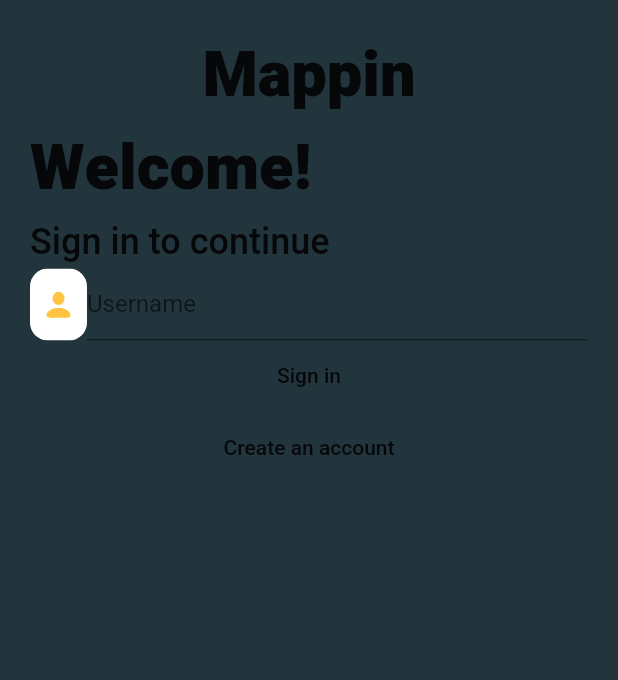
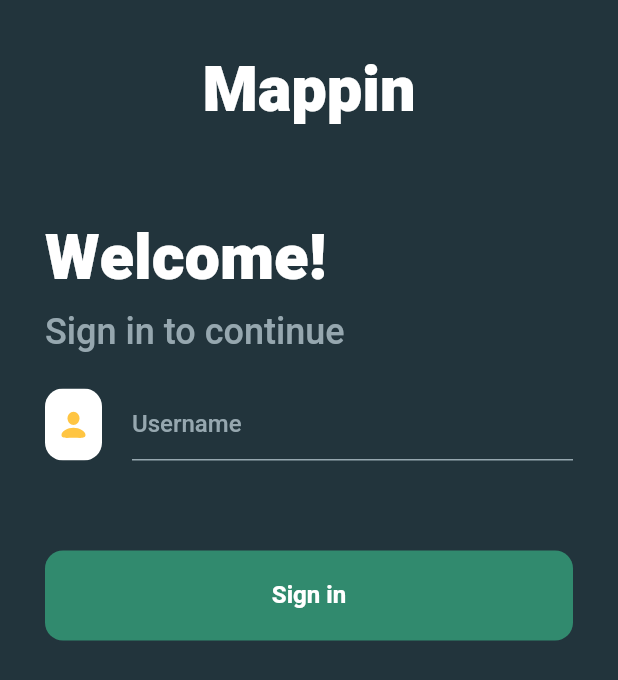
Before and after one commit to Makrah/mf-flutflut, a Flutter app: the screen it shows after launch, on a phone screen of 412 x 824 dp. Shown: the top 680 px of the screen. Run offline on Flutter 3.47's test engine with Material 2 defaults, Android fonts, the phone set to English and light mode, and no system bars; our stand-ins replace dio, flutter_svg, geolocator, get_it, rxdart, shared_preferences; missing offline and left inert: edge_alert; generated files the repository leaves out were written again.

Commit message:
Add platForms widgets

```diff
--- a/lib/main.dart
+++ b/lib/main.dart
@@ -1,7 +1,11 @@
+import 'dart:io';
+
 import 'package:dio/dio.dart';
+import 'package:flutter/cupertino.dart';
 import 'package:flutter/material.dart';
 import 'package:get_it/get_it.dart';
 import 'package:mappin/src/pages/LoginScreen.dart';
+import 'package:mappin/src/values/themeiOS.dart';
 import 'package:rxdart/subjects.dart';
 import 'package:mappin/FirstScreen.dart';
 import 'package:mappin/SecondScreen.dart';
@@ -10,10 +14,10 @@ import 'package:mappin/src/api/Dto/LoginDto.dart';
 import 'package:mappin/src/pages/SplashScreen.dart';
 import 'package:mappin/src/services/LocalStorageService.dart';
 import 'package:mappin/src/values/enums.dart';
-import 'package:mappin/src/values/theme.dart';
+import 'package:mappin/src/values/themeAndroid.dart';
 
-import 'src/values/theme.dart';
-import 'src/values/theme.dart';
+import 'src/values/themeAndroid.dart';
+import 'src/values/themeAndroid.dart';
 
 class Counter {
   final ApiService apiService = ApiService();
@@ -65,19 +69,29 @@ class MyApp extends StatelessWidget {
   // This widget is the root of your application.
   @override
   Widget build(BuildContext context) {
+    final routes = {
+      "/": (context) => SplashScreen(),
+      "/login": (context) => LoginScreen(),
+      "/first": (context) => FirstScreen(),
+      "/second": (context) => SecondScreen(),
+      // Todo continuer ici
+    };
+    final initialRoute = "/";
+    final title = "Flutter Demo";
+    if (Platform.isIOS) {
+      return CupertinoApp(
+        routes: routes,
+        initialRoute: initialRoute,
+        title: title,
+        theme: themeiOS,
+      );
+    }
     return MaterialApp(
-      title: 'Flutter Demo',
-      initialRoute: "/",
-      routes: {
-        "/": (context) => SplashScreen(),
-        "/login": (context) => LoginScreen(),
-        "/first": (context) => FirstScreen(),
-        "/second": (context) => SecondScreen(),
-        // Todo continuer ici
-      },
+      title: title,
+      initialRoute: initialRoute,
+      routes: routes,
       theme: theme,
       darkTheme: themeDark,
-      // home: MyHomePage(title: 'Flutter Demo Home Page'),
     );
   }
 }
--- a/lib/src/pages/LoginScreen.dart
+++ b/lib/src/pages/LoginScreen.dart
@@ -1,6 +1,13 @@
-import 'package:flutter/material.dart';
+import 'dart:ui';
+
+import 'package:flutter/cupertino.dart';
 import 'package:flutter/scheduler.dart';
 import 'package:flutter_svg/flutter_svg.dart';
+import 'package:mappin/src/values/colors.dart' as colors;
+import 'package:mappin/src/values/font.dart' as fonts;
+import 'package:mappin/src/widgets/platforms/PlatformButton.dart';
+import 'package:mappin/src/widgets/platforms/PlatformScaffold.dart';
+import 'package:mappin/src/widgets/platforms/PlatformTextField.dart';
 
 class LoginScreen extends StatefulWidget {
   LoginScreen({Key key}) : super(key: key);
@@ -10,6 +17,8 @@ class LoginScreen extends StatefulWidget {
 }
 
 class _LoginScreenState extends State<LoginScreen> {
+  final _controllerUsername = TextEditingController();
+
   @override
   void initState() {
     super.initState();
@@ -27,10 +36,10 @@ class _LoginScreenState extends State<LoginScreen> {
 
   @override
   Widget build(BuildContext context) {
-    return Scaffold(
+    return PlatformScaffold(
       body: SafeArea(
         child: Container(
-          margin: EdgeInsets.all(20),
+          margin: EdgeInsets.all(30),
           child: Column(
             mainAxisSize: MainAxisSize.max,
             crossAxisAlignment: CrossAxisAlignment.start,
@@ -39,61 +48,94 @@ class _LoginScreenState extends State<LoginScreen> {
                 child: Text(
                   "Mappin",
                   style: TextStyle(
-                      fontFamily: "Heebo",
-                      fontWeight: FontWeight.w900,
-                      fontSize: 42),
+                    fontFamily: fonts.primaryFF,
+                    color: colors.labelColor,
+                    fontWeight: fonts.black,
+                    fontSize: 42,
                   ),
                 ),
-              Text(
+              ),
+              Container(
+                margin: EdgeInsets.only(top: 50),
+                child: Text(
                   "Welcome!",
                   style: TextStyle(
-                    fontFamily: "Heebo",
-                    fontWeight: FontWeight.w900,
-                    fontSize: 42),
+                    fontFamily: fonts.primaryFF,
+                    color: colors.labelColor,
+                    fontWeight: fonts.black,
+                    fontSize: 42,
+                  ),
+                ),
               ),
               Text(
                 "Sign in to continue",
                 style: TextStyle(
-                    fontFamily: "Heebo",
-                    fontWeight: FontWeight.w500,
-                    fontSize: 24),
+                  fontFamily: fonts.primaryFF,
+                  color: colors.smoothLabelColor,
+                  fontWeight: fonts.medium,
+                  fontSize: 24,
                 ),
-              Row(
+              ),
+              Column(
                 children: [
-                  SvgPicture.asset("assets/images/tf_username.svg",
-                      semanticsLabel: 'Acme Logo'),
+                  Container(
+                    margin: EdgeInsets.symmetric(vertical: 20),
+                    child: Row(
+                      children: [
+                        SvgPicture.asset("assets/images/tf_username.svg"),
+                        SizedBox(width: 20),
                         Expanded(
-                    child: TextField(
-                      decoration: InputDecoration(
-                        hintText: "Username",
-                      ),
+                            child: PlatformTextField(
+                          placeholder: "Username",
+                          controller: _controllerUsername,
+                        )),
+                      ],
                     ),
                   ),
                 ],
               ),
-              Row(
+              Container(
+                margin: EdgeInsets.symmetric(vertical: 40),
+                child: Row(
                   children: [
                     Expanded(
-                    child: FlatButton(
-                      onPressed: () {
-                        print("a");
+                      child: PlatformButton(
+                        color: colors.primaryTransparentColor,
+                        height: 60,
+                        borderRadius: 12,
+                        child: Text(
+                          "Sign in",
+                          style: TextStyle(
+                            fontFamily: fonts.primaryFF,
+                            color: colors.labelColor,
+                            fontWeight: fonts.bold,
+                            fontSize: 16,
+                          ),
+                        ),
+                        onPress: () {
+                          print("-----------> ${_controllerUsername.text}");
                         },
-                      child: Text("Sign in"),
                       ),
+                      // child: CupertinoButton(
+                      //   color: colors.primaryTransparentColor,
+                      //   minSize: 60,
+                      //   child: Text(
+                      //     "Sign in",
+                      //     style: TextStyle(
+                      //       fontFamily: fonts.primaryFF,
+                      //       color: colors.labelColor,
+                      //       fontWeight: fonts.bold,
+                      //       fontSize: 16,
+                      //     ),
+                      //   ),
+                      //   onPressed: () {
+                      //     print("-----------> ${_controllerUsername.text}");
+                      //   },
+                      //   borderRadius: BorderRadius.circular(12),
+                      // ),
                     ),
                   ],
                 ),
-              Row(
-                children: [
-                  Expanded(
-                    child: FlatButton(
-                      onPressed: () {
-                        print("a");
-                      },
-                      child: Text("Create an account"),
-                    ),
-                  ),
-                ],
               ),
             ],
           ),
--- a/lib/src/values/colors.dart
+++ b/lib/src/values/colors.dart
@@ -4,8 +4,10 @@ final Color accentColor = Color(0xFFFFC542);
 
 final Color primaryColor = Color(0xFF40DF9F);
 final Color primaryColorDark = Color(0xFF40DF9F);
+final Color primaryTransparentColor = Color(0x8040DF9F);
 
 final Color labelColor = Color(0xFFFFFFFF);
+final Color smoothLabelColor = Color(0xFF96A7AF);
 final Color backgroundColor = Color(0xFF22343C);
 final Color backgroundColorDark = Color(0xFF22343C);
 
--- a/lib/src/values/enums.dart
+++ b/lib/src/values/enums.dart
@@ -1,5 +1,3 @@
-
-
 enum LoginState {
   success,
   error,
--- /dev/null
+++ b/lib/src/values/font.dart
@@ -0,0 +1,12 @@
+import 'package:flutter/cupertino.dart';
+
+final String primaryFF = "Heebo";
+final FontWeight regular = FontWeight.w400;
+final FontWeight black = FontWeight.w900;
+final FontWeight bold = FontWeight.w700;
+final FontWeight extraBold = FontWeight.w800;
+final FontWeight extraLight = FontWeight.w200;
+final FontWeight light = FontWeight.w300;
+final FontWeight medium = FontWeight.w500;
+final FontWeight semiBold = FontWeight.w600;
+final FontWeight thin = FontWeight.w100;
--- a/lib/src/values/theme.dart
+++ b/lib/src/values/themeAndroid.dart
@@ -9,9 +9,16 @@ final ThemeData theme = ThemeData(
   visualDensity: VisualDensity.adaptivePlatformDensity,
   textTheme: TextTheme(
     headline1: TextStyle(
+        fontFamily: "Heebo", fontWeight: FontWeight.w900, fontSize: 42),
+    headline2: TextStyle(
       fontFamily: "Heebo",
-      fontWeight: FontWeight.w900,
+      fontWeight: FontWeight.w400,
+      fontSize: 24,
     ),
+    headline3: TextStyle(
+        fontFamily: "Heebo", fontWeight: FontWeight.w700, fontSize: 16),
+    bodyText1: TextStyle(
+        fontFamily: "Heebo", fontWeight: FontWeight.w400, fontSize: 14),
   ).apply(
     bodyColor: colors.labelColor,
     displayColor: colors.labelColor,
@@ -20,7 +27,24 @@ final ThemeData theme = ThemeData(
       color: colors.backgroundColor,
       iconTheme: IconThemeData(color: colors.accentColor)),
   buttonTheme: ButtonThemeData(
-      buttonColor: colors.accentColor, disabledColor: colors.primaryColor),
+    buttonColor: colors.accentColor,
+    disabledColor: colors.primaryColor,
+  ),
+  inputDecorationTheme: InputDecorationTheme(
+    labelStyle: TextStyle(
+      fontSize: 16,
+      fontFamily: "Heebo",
+      color: colors.labelColor,
+    ),
+    enabledBorder: UnderlineInputBorder(
+      borderSide: BorderSide(color: colors.smoothLabelColor),
+    ),
+    hintStyle: TextStyle(
+      fontSize: 16,
+      fontFamily: "Heebo",
+      color: colors.smoothLabelColor,
+    ),
+  ),
 );
 
 final ThemeData themeDark = ThemeData(
--- /dev/null
+++ b/lib/src/values/themeiOS.dart
@@ -0,0 +1,52 @@
+import 'package:flutter/cupertino.dart';
+import 'colors.dart' as colors;
+
+final CupertinoThemeData themeiOS = CupertinoThemeData(
+    primaryColor: colors.primaryColor,
+    scaffoldBackgroundColor: colors.backgroundColor,
+    primaryContrastingColor: colors.accentColor,
+    textTheme: CupertinoTextThemeData(
+      textStyle: TextStyle(
+        fontFamily: "Heebo",
+      ),
+    )
+    // visualDensity: VisualDensity.adaptivePlatformDensity,
+    // textTheme: TextTheme(
+    //   headline1: TextStyle(
+    //       fontFamily: "Heebo", fontWeight: FontWeight.w900, fontSize: 42),
+    //   headline2: TextStyle(
+    //     fontFamily: "Heebo",
+    //     fontWeight: FontWeight.w400,
+    //     fontSize: 24,
+    //   ),
+    //   headline3: TextStyle(
+    //       fontFamily: "Heebo", fontWeight: FontWeight.w700, fontSize: 16),
+    //   bodyText1: TextStyle(
+    //       fontFamily: "Heebo", fontWeight: FontWeight.w400, fontSize: 14),
+    // ).apply(
+    //   bodyColor: colors.labelColor,
+    //   displayColor: colors.labelColor,
+    // ),
+    // appBarTheme: AppBarTheme(
+    //     color: colors.backgroundColor,
+    //     iconTheme: IconThemeData(color: colors.accentColor)),
+    // buttonTheme: ButtonThemeData(
+    //   buttonColor: colors.accentColor,
+    //   disabledColor: colors.primaryColor,
+    // ),
+    // inputDecorationTheme: InputDecorationTheme(
+    //   labelStyle: TextStyle(
+    //     fontSize: 16,
+    //     fontFamily: "Heebo",
+    //     color: colors.labelColor,
+    //   ),
+    //   enabledBorder: UnderlineInputBorder(
+    //     borderSide: BorderSide(color: colors.smoothLabelColor),
+    //   ),
+    //   hintStyle: TextStyle(
+    //     fontSize: 16,
+    //     fontFamily: "Heebo",
+    //     color: colors.smoothLabelColor,
+    //   ),
+    // ),
+    );
--- /dev/null
+++ b/lib/src/widgets/platforms/PlatformAppBar.dart
@@ -0,0 +1,26 @@
+import 'package:flutter/cupertino.dart';
+import 'package:flutter/material.dart';
+import 'package:mappin/src/widgets/platforms/PlatformWidget.dart';
+
+class PlatformAppBar extends PlatformWidget<CupertinoNavigationBar, AppBar> {
+  final Widget leading;
+  final Widget title;
+
+  PlatformAppBar(this.leading, this.title);
+
+  @override
+  AppBar createAndroidWidget(BuildContext context) {
+    return AppBar(
+      leading: leading,
+      title: title,
+    );
+  }
+
+  @override
+  CupertinoNavigationBar createIosWidget(BuildContext context) {
+    return CupertinoNavigationBar(
+      leading: leading,
+      middle: title,
+    );
+  }
+}
--- /dev/null
+++ b/lib/src/widgets/platforms/PlatformButton.dart
@@ -0,0 +1,42 @@
+import 'package:flutter/cupertino.dart';
+import 'package:flutter/material.dart';
+import 'package:mappin/src/widgets/platforms/PlatformWidget.dart';
+
+class PlatformButton extends PlatformWidget<CupertinoButton, FlatButton> {
+  final Function onPress;
+  final Widget child;
+  final Color color;
+  final double height;
+  final double borderRadius;
+
+  PlatformButton(
+      {this.onPress, this.child, this.color, this.height, this.borderRadius});
+
+  @override
+  FlatButton createAndroidWidget(BuildContext context) {
+    return FlatButton(
+      height: height,
+      shape: RoundedRectangleBorder(
+        borderRadius: BorderRadius.circular(borderRadius),
+      ),
+      color: color,
+      onPressed: () {
+        onPress();
+      },
+      child: child,
+    );
+  }
+
+  @override
+  CupertinoButton createIosWidget(BuildContext context) {
+    return CupertinoButton(
+      color: color,
+      minSize: height,
+      borderRadius: BorderRadius.circular(borderRadius),
+      child: child,
+      onPressed: () {
+        onPress();
+      },
+    );
+  }
+}
--- /dev/null
+++ b/lib/src/widgets/platforms/PlatformScaffold.dart
@@ -0,0 +1,26 @@
+import 'package:flutter/cupertino.dart';
+import 'package:flutter/material.dart';
+import 'package:mappin/src/widgets/platforms/PlatformWidget.dart';
+
+class PlatformScaffold extends PlatformWidget<CupertinoPageScaffold, Scaffold> {
+  final Widget appBar;
+  final Widget body;
+
+  PlatformScaffold({this.appBar, this.body});
+
+  @override
+  Scaffold createAndroidWidget(BuildContext context) {
+    return Scaffold(
+      appBar: appBar,
+      body: body,
+    );
+  }
+
+  @override
+  CupertinoPageScaffold createIosWidget(BuildContext context) {
+    return CupertinoPageScaffold(
+      navigationBar: appBar,
+      child: body,
+    );
+  }
+}
--- /dev/null
+++ b/lib/src/widgets/platforms/PlatformTextField.dart
@@ -0,0 +1,52 @@
+import 'package:flutter/cupertino.dart';
+import 'package:flutter/material.dart';
+import 'package:mappin/src/widgets/platforms/PlatformWidget.dart';
+import 'package:mappin/src/values/colors.dart' as colors;
+import 'package:mappin/src/values/font.dart' as fonts;
+
+class PlatformTextField extends PlatformWidget<CupertinoTextField, TextField> {
+  final TextEditingController controller;
+  final String placeholder;
+
+  PlatformTextField({this.controller, this.placeholder});
+
+  @override
+  TextField createAndroidWidget(BuildContext context) {
+    return TextField(
+      controller: controller,
+      style: TextStyle(
+        fontFamily: fonts.primaryFF,
+        color: colors.smoothLabelColor,
+        fontWeight: fonts.medium,
+        fontSize: 16,
+      ),
+      decoration: InputDecoration(
+        hintText: placeholder,
+        hintStyle: TextStyle(
+          fontFamily: fonts.primaryFF,
+          fontSize: 16,
+          color: colors.smoothLabelColor,
+        ),
+        enabledBorder: UnderlineInputBorder(
+          borderSide: BorderSide(
+            color: colors.smoothLabelColor,
+          ),
+        ),
+      ),
+    );
+  }
+
+  @override
+  CupertinoTextField createIosWidget(BuildContext context) {
+    return CupertinoTextField(
+      controller: controller,
+      placeholder: placeholder,
+      style: TextStyle(
+        fontFamily: fonts.primaryFF,
+        color: colors.smoothLabelColor,
+        fontWeight: fonts.medium,
+        fontSize: 16,
+      ),
+    );
+  }
+}
--- /dev/null
+++ b/lib/src/widgets/platforms/PlatformWidget.dart
@@ -0,0 +1,20 @@
+import 'package:flutter/material.dart';
+import 'dart:io' show Platform;
+
+abstract class PlatformWidget<I extends Widget, A extends Widget>
+    extends StatelessWidget {
+  @override
+  Widget build(BuildContext context) {
+    if (Platform.isAndroid) {
+      return createAndroidWidget(context);
+    } else if (Platform.isIOS) {
+      return createIosWidget(context);
+    }
+    // platform not supported returns an empty widget
+    return new Container();
+  }
+
+  I createIosWidget(BuildContext context);
+
+  A createAndroidWidget(BuildContext context);
+}
```
Lines whose indentation alone changed are shown as unchanged.
